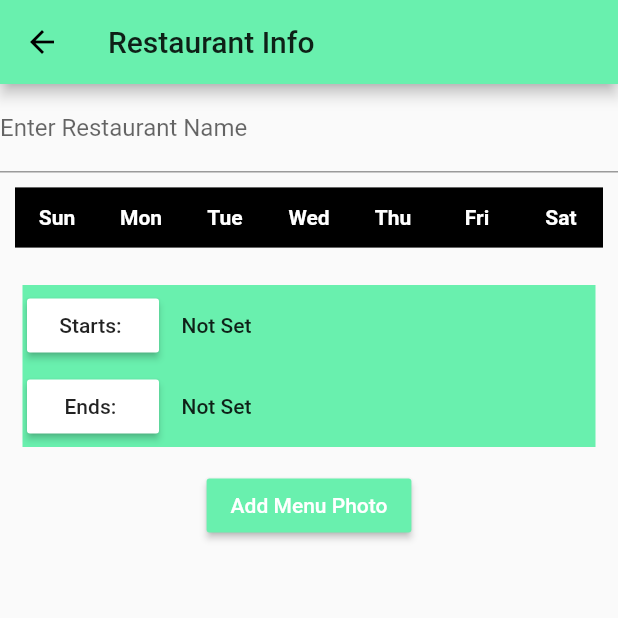
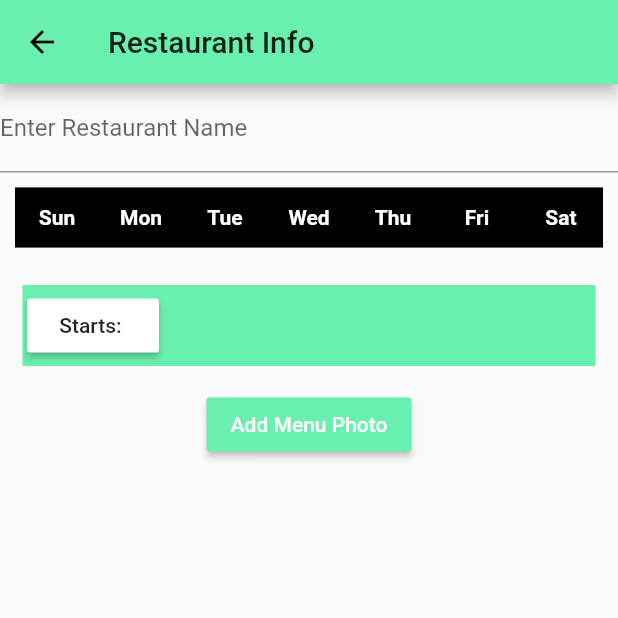
Before and after one commit to jessebelcourt/denver_happy_hour, a Flutter app: the screen it shows after launch, after a tap on the "menu" icon, after a tap on the "notifications active" icon, after a tap on the "add" icon, on a phone screen of 412 x 824 dp, the top half of it. Run offline on Flutter 3.47's test engine with Material 2 defaults, Android fonts, the phone set to English and light mode, and no system bars; our stand-ins replace firebase_messaging, flutter_datetime_picker, google_maps_flutter; accounts and stored records are empty; Roboto replaces fonts that are missing (Times New Roman).

Commit message:
Lifted state start time

```diff
--- a/lib/main.dart
+++ b/lib/main.dart
@@ -1,7 +1,7 @@
 import 'package:flutter/material.dart';
 
 import 'package:denver_happy_hour/ui/views/home_view.dart';
-import 'package:denver_happy_hour/ui/views/add_menu.dart';
+import 'package:denver_happy_hour/ui/views/add_menu_view.dart';
 
 void main() => runApp(App());
 
--- /dev/null
+++ b/lib/ui/models/menu_model.dart
@@ -0,0 +1,36 @@
+class MenuModel {
+  bool monday;
+  bool tuesday;
+  bool wednesday;
+  bool thursday;
+  bool friday;
+  bool saturday;
+  bool sunday;
+  String startTime;
+  String endTime;
+
+  MenuModel({
+    this.monday = false,
+    this.tuesday = false,
+    this.wednesday = false,
+    this.thursday = false,
+    this.friday = false,
+    this.saturday = false,
+    this.sunday = false,
+    this.startTime,
+    this.endTime,
+  });
+
+  String toString() => '''
+    ========= Days of Week =========
+    monday: ${this.monday},
+    tuesday: ${this.tuesday},
+    wednesday: ${this.wednesday},
+    thursday: ${this.thursday},
+    friday: ${this.friday},
+    saturday: ${this.saturday},
+    sunday: ${this.sunday},
+    startTime: ${this.startTime},
+    endTime: ${this.endTime},
+  ''';
+}
--- a/lib/ui/views/add_menu.dart
+++ b/lib/ui/views/add_menu.dart
@@ -1,9 +1,6 @@
 import 'package:denver_happy_hour/ui/views/days_week_view.dart';
 import 'package:flutter/material.dart';
-import 'package:flutter/services.dart';
 
-import './days_week_view.dart';
-import './hours_widget.dart';
 
 class AddMenuView extends StatefulWidget {
   AddMenuView({Key key}) : super(key: key);
@@ -15,38 +12,6 @@ class AddMenuView extends StatefulWidget {
 class _AddMenuViewState extends State<AddMenuView> {
   @override
   Widget build(BuildContext context) {
-    return Scaffold(
-      appBar: AppBar(
-        title: Text('Restaurant Info'),
-      ),
-      body: Container(
-        child: (Column(children: <Widget>[
-          TextFormField(
-            decoration: InputDecoration(labelText: 'Enter Restaurant Name'),
-            // color: Colors.blue,
-            // textColor: Colors.white,
-            // child: Text('Restaurant Name Input Field'),
-          ),
-          DaysWeekView(),
-          DateTimePicker(),
-          // RaisedButton(
-          //   color: Colors.blue,
-          //   textColor: Colors.white,
-          //   child: Text('Happy Hour Hours'),   //Clock Carousel Widget will go here//
-          //   onPressed: () {
-          //     // selectTime(context);
-          //   },
-          // ),
-          RaisedButton(
-            color: Colors.greenAccent,
-            textColor: Colors.white,
-            child: Text('Add Menu Photo'),
-            onPressed: () {
-              //Navigate to upload photo
-            },
-          ),
-        ])),
-      ),
-    );
+
   }
 }
--- a/lib/ui/views/add_menu_view.dart
+++ b/lib/ui/views/add_menu_view.dart
@@ -1,4 +1,9 @@
 import 'package:flutter/material.dart';
+
+import '../models/menu_model.dart';
+import './days_week_view.dart';
+import './hours_widget.dart';
+
 
 class AddMenuView extends StatefulWidget {
   AddMenuView({Key key}) : super(key: key);
@@ -7,13 +12,45 @@ class AddMenuView extends StatefulWidget {
 }
 
 class _AddMenuViewState extends State<AddMenuView> {
+  MenuModel menu;
 
+  @override
+  void initState() {
+    super.initState();
+    setState(() {
+      menu = new MenuModel();
+    });
+  }
 
+  void updateStartTime(String start) {
+    setState(() {
+      this.menu.startTime = start;
+    });
+  }
 
   @override
   Widget build(BuildContext context) {
-    return Scaffold(
-      body: Container(child: Text('add menu'))
+     return Scaffold(
+      appBar: AppBar(
+        title: Text('Restaurant Info'),
+      ),
+      body: Container(
+        child: (Column(children: <Widget>[
+          TextFormField(
+            decoration: InputDecoration(labelText: 'Enter Restaurant Name'),
+          ),
+          DaysWeekView(),
+          DateTimePicker(menu, updateStartTime),
+          RaisedButton(
+            color: Colors.greenAccent,
+            textColor: Colors.white,
+            child: Text('Add Menu Photo'),
+            onPressed: () {
+              //Navigate to upload photo
+            },
+          ),
+        ])),
+      ),
     );
   }
 }
--- a/lib/ui/views/hours_widget.dart
+++ b/lib/ui/views/hours_widget.dart
@@ -1,17 +1,15 @@
+import 'package:denver_happy_hour/ui/models/menu_model.dart';
 import 'package:flutter/material.dart';
 import 'dart:async';
 
 import 'package:flutter_datetime_picker/flutter_datetime_picker.dart';
-import 'package:flutter_time_picker_spinner/flutter_time_picker_spinner.dart';
 
-class DateTimePicker extends StatefulWidget {
-  @override
-  _DateTimePickerState createState() => _DateTimePickerState();
-}
+class DateTimePicker extends StatelessWidget {
 
-class _DateTimePickerState extends State<DateTimePicker> {
-  String timeOne = 'Not Set';
-  String timeTwo = 'Not Set';
+  MenuModel menu;
+  Function updateStartTime;
+
+  DateTimePicker(this.menu, this.updateStartTime);
 
   @override
   Widget build(BuildContext context) {
@@ -26,7 +24,51 @@ class _DateTimePickerState extends State<DateTimePicker> {
                 child: Row(
                   mainAxisAlignment: MainAxisAlignment.start,
                   children: <Widget>[
-                    RaisedButton(
+                    _buildStartEndButtons(context),
+                    _buildTimeRange(starts: this.menu.startTime),
+                  ],
+                ),
+              )),
+          // Container(
+          //   decoration: BoxDecoration(color: Colors.greenAccent),
+          //   child: Padding(
+          //     padding: const EdgeInsets.all(3.0),
+          //     child: Row(
+          //       mainAxisAlignment: MainAxisAlignment.start,
+          //       children: <Widget>[
+          //         RaisedButton(
+          //           color: Colors.white,
+          //           child: Text(
+          //             'Ends: ',
+          //           ),
+          //           onPressed: () {
+          //             DatePicker.showTimePicker(context,
+          //                 theme: DatePickerTheme(containerHeight: 200.0),
+          //                 showTitleActions: true, onConfirm: (time) {
+          //               print('confirm $time');
+          //               timeTwo = '${time.hour} : ${time.minute}';
+          //               setState(() {});
+          //             }, currentTime: DateTime.now(), locale: LocaleType.en);
+          //           },
+          //         ),
+          //         Container(
+          //           padding: EdgeInsets.all(15.0),
+          //           child: Text(
+          //             '$timeTwo',
+          //             style: TextStyle(fontWeight: FontWeight.w500),
+          //           ), //defaultTime = timeTwo
+          //         ),
+          //       ],
+          //     ),
+          //   ),
+          // )
+        ],
+      ),
+    );
+  }
+
+  RaisedButton _buildStartEndButtons(BuildContext context) {
+    return RaisedButton(
         color: Colors.white,
         child: Text(
           'Starts: ',
@@ -36,57 +78,22 @@ class _DateTimePickerState extends State<DateTimePicker> {
               theme: DatePickerTheme(containerHeight: 200.0),
               showTitleActions: true, onConfirm: (time) {
             print('confirm $time');
-                            timeOne = '${time.hour} : ${time.minute}';
-                            setState(() {});
-                          },
-                              currentTime: DateTime.now(),
-                              locale: LocaleType.en);
-                        }),
-                    Container(
+            this.updateStartTime('${time.hour} : ${time.minute}');
+          }, currentTime: DateTime.now(), locale: LocaleType.en);
+        });
+  }
+
+  Container _buildTimeRange({String starts}) {
+    if (starts == null || starts.isEmpty) {
+      starts = '';
+    }
+
+    return Container(
       padding: EdgeInsets.all(15.0),
       child: Text(
-                        '$timeOne',
+        starts,
         style: TextStyle(fontWeight: FontWeight.w500),
       ), //defaultTime = timeOne
-                    ),
-                  ],
-                ),
-              )),
-          Container(
-            decoration: BoxDecoration(color: Colors.greenAccent),
-            child: Padding(
-              padding: const EdgeInsets.all(3.0),
-              child: Row(
-                mainAxisAlignment: MainAxisAlignment.start,
-                children: <Widget>[
-                  RaisedButton(
-                    color: Colors.white,
-                    child: Text(
-                      'Ends: ',
-                    ),
-                    onPressed: () {
-                      DatePicker.showTimePicker(context,
-                          theme: DatePickerTheme(containerHeight: 200.0),
-                          showTitleActions: true, onConfirm: (time) {
-                        print('confirm $time');
-                        timeTwo = '${time.hour} : ${time.minute}';
-                        setState(() {});
-                      }, currentTime: DateTime.now(), locale: LocaleType.en);
-                    },
-                  ),
-                  Container(
-                    padding: EdgeInsets.all(15.0),
-                    child: Text(
-                      '$timeTwo',
-                      style: TextStyle(fontWeight: FontWeight.w500),
-                    ), //defaultTime = timeTwo
-                  ),
-                ],
-              ),
-            ),
-          )
-        ],
-      ),
     );
   }
 }
```
Lines whose indentation alone changed are shown as unchanged.
